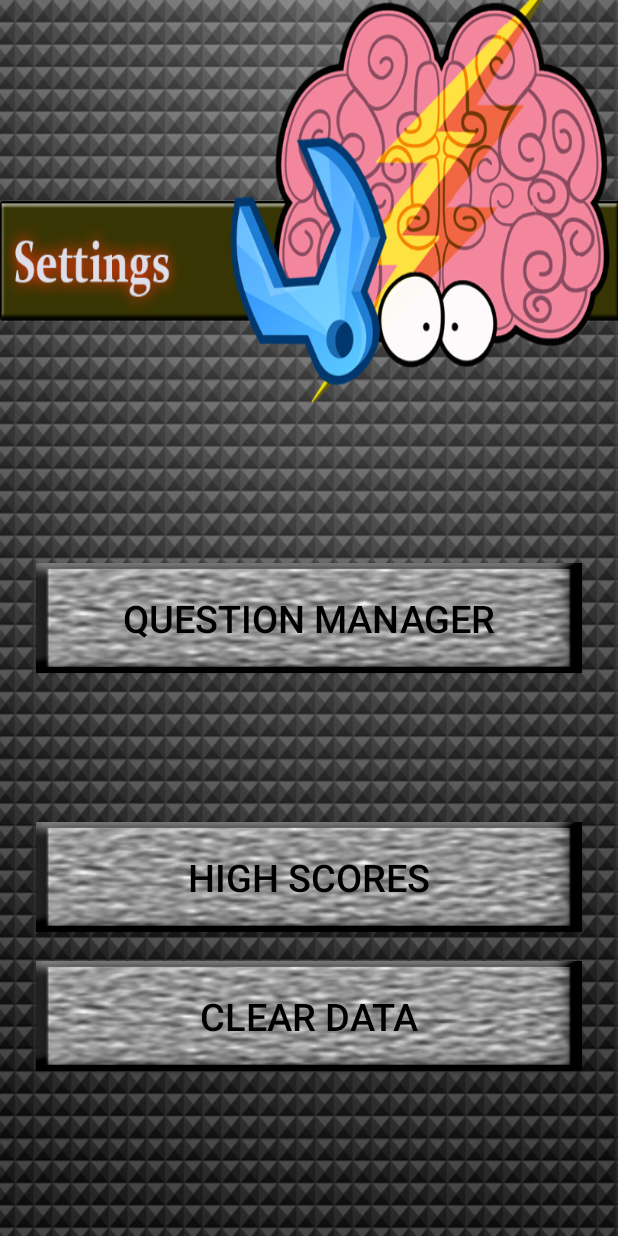
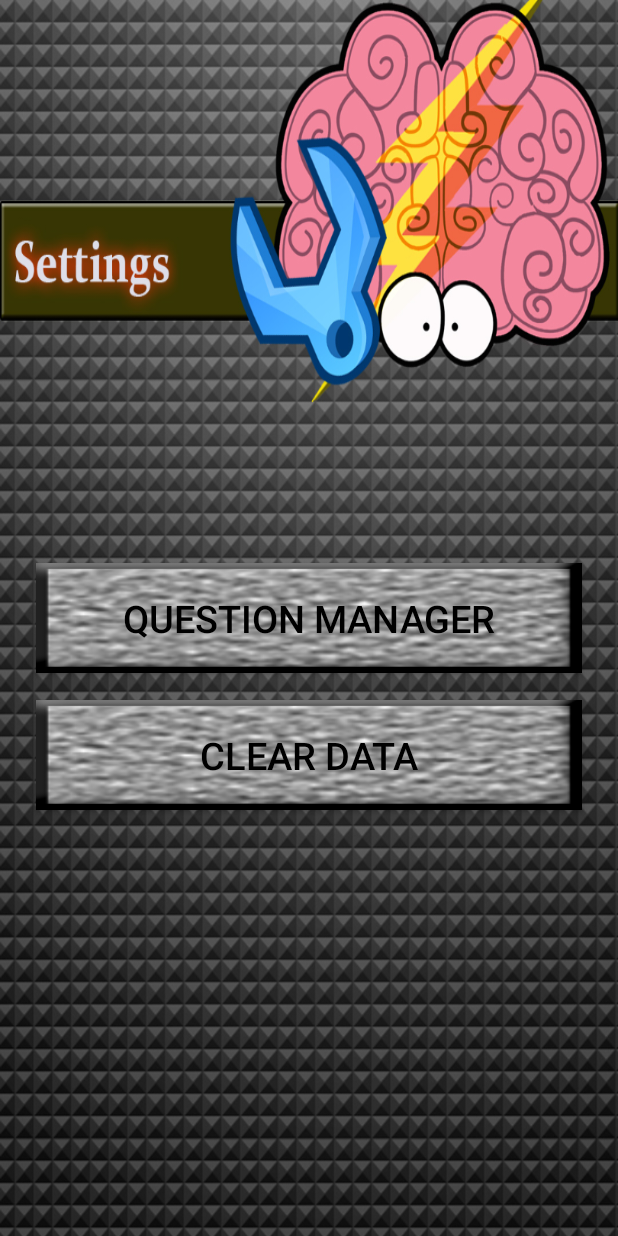
Before and after one commit to andrewhamili/Brainz, an Android app: the frm_settings screen opened directly, with no data from a screen before it, on a phone screen of 412 x 824 dp. Run offline under Robolectric (Android 15) with nearby library versions, the phone set to English and light mode, and no system bars; our stand-ins replace ButterKnife.

Commit message:
Removed show highscore settings

```diff
--- a/app/src/main/AndroidManifest.xml
+++ b/app/src/main/AndroidManifest.xml
@@ -36,7 +36,6 @@
             android:name=".frm_mysql"
             android:screenOrientation="portrait" />
         <activity android:name=".QuestionHandler" />
-        <activity android:name=".frm_highscore"></activity>
     </application>
 
 </manifest>
--- a/app/src/main/java/com/shamwow/brainz/frm_settings.java
+++ b/app/src/main/java/com/shamwow/brainz/frm_settings.java
@@ -17,8 +17,6 @@ public class frm_settings extends AppCompatActivity {
     Button btn_gotoquestionmanager;
     @BindView(R.id.btn_clear_data)
     Button btn_clear_data;
-    @BindView(R.id.btn_listhighscore)
-    Button btn_list_highscore;
 
     @Override
     protected void onCreate(Bundle savedInstanceState) {
@@ -42,12 +40,7 @@ public class frm_settings extends AppCompatActivity {
             }
         });
 
-        btn_list_highscore.setOnClickListener(new View.OnClickListener() {
-            @Override
-            public void onClick(View v) {
-                startActivity(new Intent(frm_settings.this, frm_highscore.class));
-            }
-        });
+
     }
 
     public void showyesno() {
--- a/app/src/main/res/layout/activity_frm_settings.xml
+++ b/app/src/main/res/layout/activity_frm_settings.xml
@@ -29,23 +29,6 @@
         android:layout_alignParentStart="true" />
 
     <Button
-        android:id="@+id/btn_listhighscore"
-        android:layout_width="match_parent"
-        android:layout_height="73sp"
-        android:layout_above="@+id/btn_clear_data"
-        android:layout_alignParentEnd="true"
-        android:layout_marginBottom="19dp"
-        android:layout_marginLeft="8dp"
-        android:layout_marginRight="8dp"
-        android:background="@drawable/bg_btn_settings"
-        android:text="High Scores"
-        android:textColor="#000000"
-        android:textSize="25sp"
-        app:layout_constraintLeft_toLeftOf="parent"
-        app:layout_constraintRight_toRightOf="parent"
-        tools:layout_editor_absoluteY="302dp" />
-
-    <Button
         android:id="@+id/btn_clear_data"
         android:layout_width="match_parent"
         android:layout_height="73sp"
@@ -58,8 +41,8 @@
         android:background="@drawable/bg_btn_settings"
         android:textColor="#000000"
         android:textSize="25sp"
-        android:layout_marginBottom="94dp"
-        android:layout_alignParentBottom="true"
+        android:layout_marginTop="18dp"
+        android:layout_below="@+id/btn_questions"
         android:layout_centerHorizontal="true" />
 
 </RelativeLayout>
```
Also changed, not shown: app/src/main/java/com/shamwow/brainz/frm_highscore.java (deleted, +0 -22 lines), app/src/main/res/layout/activity_frm_highscore.xml (deleted, +0 -77 lines).
